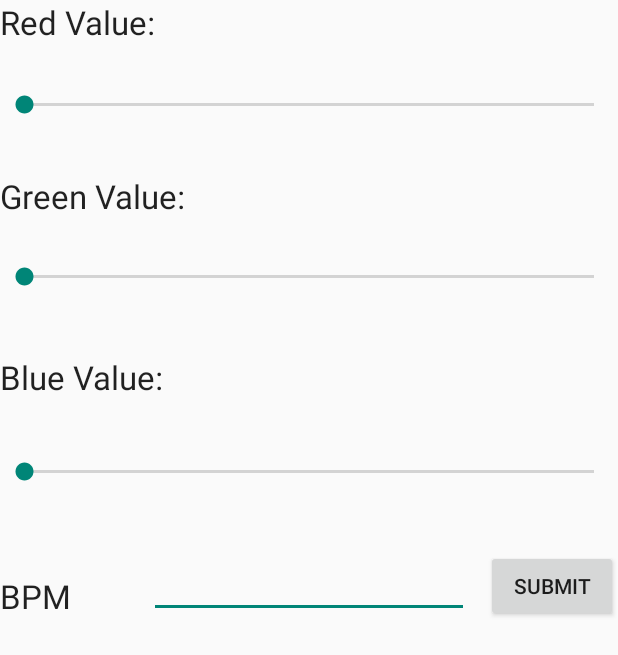
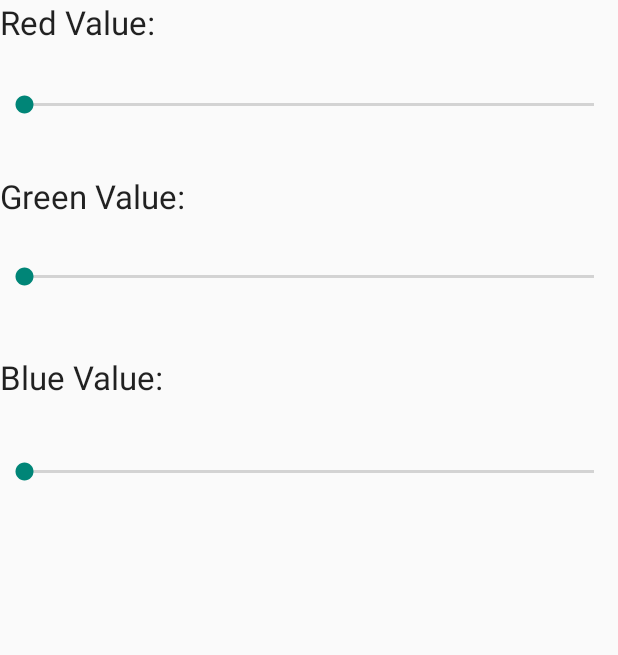
Before and after one commit to nvaughan/NVaughan_EnlightenedCaptone, an Android app: the screen it shows after launch (MainActivity), on a phone screen of 412 x 824 dp. Shown: the top 655 px of the screen. Run offline under Robolectric (Android 15) with nearby library versions, the light colour scheme and no system bars; libraries missing offline, so code that uses them is left out: com.hoho.android; 2 statements that could not run were skipped.

Commit message:
Removed BPM
Removed BPM function in mobile app

```diff
--- a/Code/EnlightenedCompanionAppProject/EnlightenedCompanionApp/src/main/res/layout/fragment_main.xml
+++ b/Code/EnlightenedCompanionAppProject/EnlightenedCompanionApp/src/main/res/layout/fragment_main.xml
@@ -64,33 +64,4 @@
         android:layout_alignParentRight="true"
         android:max="255"/>
 
-    <TextView
-        android:layout_width="wrap_content"
-        android:layout_height="wrap_content"
-        android:textAppearance="?android:attr/textAppearanceLarge"
-        android:text="BPM"
-        android:id="@+id/textView"
-        android:layout_marginTop="59dp"
-        android:layout_below="@+id/seekBlueValue"
-        android:layout_alignParentLeft="true"
-        android:layout_alignParentStart="true" />
-
-    <EditText
-        android:layout_width="wrap_content"
-        android:layout_height="wrap_content"
-        android:inputType="number"
-        android:ems="10"
-        android:id="@+id/BPMinput"
-        android:layout_alignBottom="@+id/textView"
-        android:layout_centerHorizontal="true" />
-
-    <Button
-        android:layout_width="wrap_content"
-        android:layout_height="wrap_content"
-        android:id="@+id/button"
-        android:layout_alignTop="@+id/BPMinput"
-        android:layout_alignParentRight="true"
-        android:layout_alignParentEnd="true"
-        android:text="Submit" />
-
 </RelativeLayout>
```
Also changed, not shown: Code/EnlightenedCompanionAppProject/EnlightenedCompanionApp/src/main/java/cap/nvaughan/enlightenedcompanionapp/MainActivity.java (+4 -30 lines).
